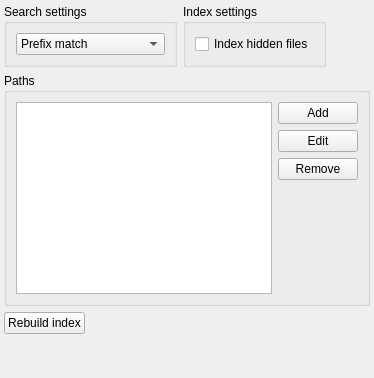
First picture: the form in src/services/fileindex/fileindexwidget.ui, repository albertlauncher/albert, before the edit.
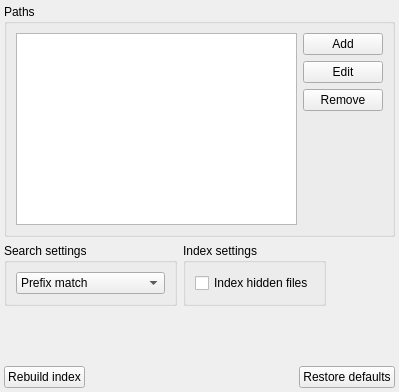
Second picture: the form after the edit.

Diff of the .ui file:
```diff
--- a/src/services/fileindex/fileindexwidget.ui
+++ b/src/services/fileindex/fileindexwidget.ui
@@ -2,6 +2,14 @@
 <ui version="4.0">
  <class>FileIndexWidget</class>
  <widget class="QWidget" name="FileIndexWidget">
+  <property name="geometry">
+   <rect>
+    <x>0</x>
+    <y>0</y>
+    <width>399</width>
+    <height>392</height>
+   </rect>
+  </property>
   <layout class="QVBoxLayout" name="verticalLayout_2">
    <property name="leftMargin">
     <number>4</number>
@@ -15,67 +23,6 @@
    <property name="bottomMargin">
     <number>4</number>
    </property>
-   <item>
-    <layout class="QHBoxLayout" name="horizontalLayout">
-     <item>
-      <widget class="QGroupBox" name="groupBox_3">
-       <property name="title">
-        <string>Search settings</string>
-       </property>
-       <layout class="QVBoxLayout" name="verticalLayout">
-        <item>
-         <widget class="QComboBox" name="comboBox_searchType">
-          <item>
-           <property name="text">
-            <string>Prefix match</string>
-           </property>
-          </item>
-          <item>
-           <property name="text">
-            <string>Prefix match any word</string>
-           </property>
-          </item>
-          <item>
-           <property name="text">
-            <string>Fuzzy search</string>
-           </property>
-          </item>
-         </widget>
-        </item>
-       </layout>
-      </widget>
-     </item>
-     <item>
-      <widget class="QGroupBox" name="groupBox_2">
-       <property name="title">
-        <string>Index settings</string>
-       </property>
-       <layout class="QVBoxLayout" name="verticalLayout_3">
-        <item>
-         <widget class="QCheckBox" name="checkBox_hiddenFiles">
-          <property name="text">
-           <string>Index hidden files</string>
-          </property>
-         </widget>
-        </item>
-       </layout>
-      </widget>
-     </item>
-     <item>
-      <spacer name="horizontalSpacer">
-       <property name="orientation">
-        <enum>Qt::Horizontal</enum>
-       </property>
-       <property name="sizeHint" stdset="0">
-        <size>
-         <width>40</width>
-         <height>20</height>
-        </size>
-       </property>
-      </spacer>
-     </item>
-    </layout>
-   </item>
    <item>
     <widget class="QGroupBox" name="groupBox">
      <property name="title">
@@ -139,6 +86,80 @@
      </layout>
     </widget>
    </item>
+   <item>
+    <layout class="QHBoxLayout" name="horizontalLayout">
+     <item>
+      <widget class="QGroupBox" name="groupBox_3">
+       <property name="title">
+        <string>Search settings</string>
+       </property>
+       <layout class="QVBoxLayout" name="verticalLayout">
+        <item>
+         <widget class="QComboBox" name="comboBox_searchType">
+          <item>
+           <property name="text">
+            <string>Prefix match</string>
+           </property>
+          </item>
+          <item>
+           <property name="text">
+            <string>Prefix match any word</string>
+           </property>
+          </item>
+          <item>
+           <property name="text">
+            <string>Fuzzy search</string>
+           </property>
+          </item>
+         </widget>
+        </item>
+       </layout>
+      </widget>
+     </item>
+     <item>
+      <widget class="QGroupBox" name="groupBox_2">
+       <property name="title">
+        <string>Index settings</string>
+       </property>
+       <layout class="QVBoxLayout" name="verticalLayout_3">
+        <item>
+         <widget class="QCheckBox" name="checkBox_hiddenFiles">
+          <property name="text">
+           <string>Index hidden files</string>
+          </property>
+         </widget>
+        </item>
+       </layout>
+      </widget>
+     </item>
+     <item>
+      <spacer name="horizontalSpacer">
+       <property name="orientation">
+        <enum>Qt::Horizontal</enum>
+       </property>
+       <property name="sizeHint" stdset="0">
+        <size>
+         <width>40</width>
+         <height>20</height>
+        </size>
+       </property>
+      </spacer>
+     </item>
+    </layout>
+   </item>
+   <item>
+    <spacer name="verticalSpacer_2">
+     <property name="orientation">
+      <enum>Qt::Vertical</enum>
+     </property>
+     <property name="sizeHint" stdset="0">
+      <size>
+       <width>20</width>
+       <height>40</height>
+      </size>
+     </property>
+    </spacer>
+   </item>
    <item>
     <layout class="QHBoxLayout" name="horizontalLayout_3">
      <item>
@@ -161,21 +182,28 @@
        </property>
       </widget>
      </item>
+     <item>
+      <spacer name="horizontalSpacer_2">
+       <property name="orientation">
+        <enum>Qt::Horizontal</enum>
+       </property>
+       <property name="sizeHint" stdset="0">
+        <size>
+         <width>40</width>
+         <height>20</height>
+        </size>
+       </property>
+      </spacer>
+     </item>
+     <item>
+      <widget class="QPushButton" name="pb_restore">
+       <property name="text">
+        <string>Restore defaults</string>
+       </property>
+      </widget>
+     </item>
     </layout>
    </item>
-   <item>
-    <spacer name="verticalSpacer_2">
-     <property name="orientation">
-      <enum>Qt::Vertical</enum>
-     </property>
-     <property name="sizeHint" stdset="0">
-      <size>
-       <width>20</width>
-       <height>40</height>
-      </size>
-     </property>
-    </spacer>
-   </item>
   </layout>
  </widget>
  <resources/>
```
